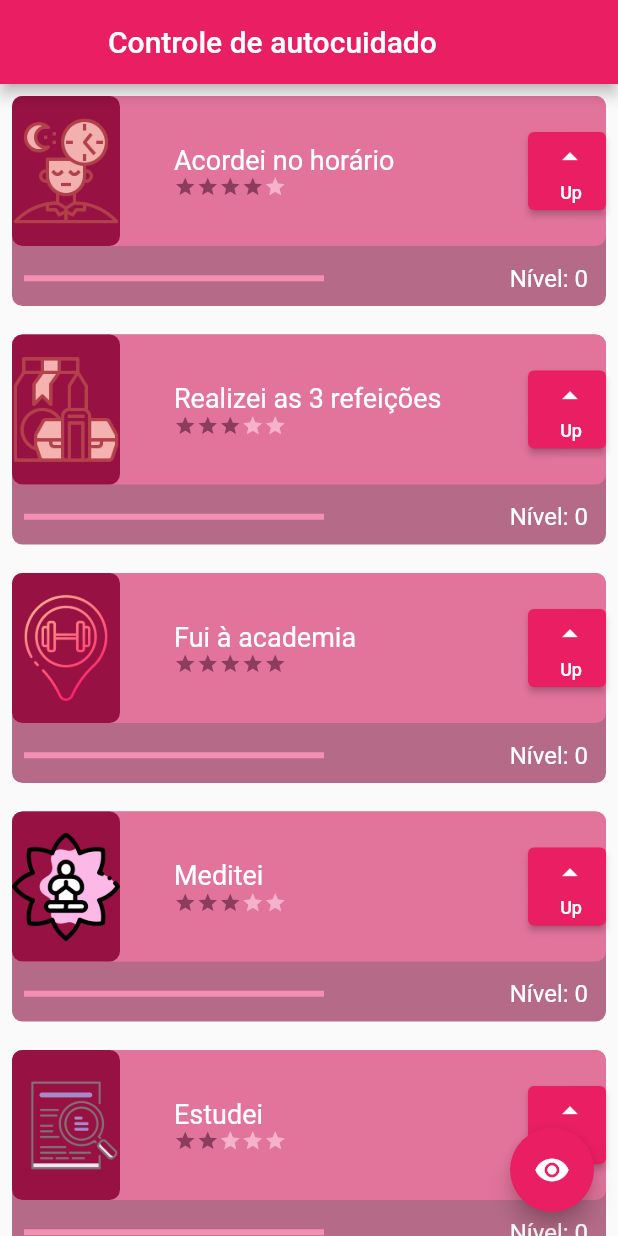
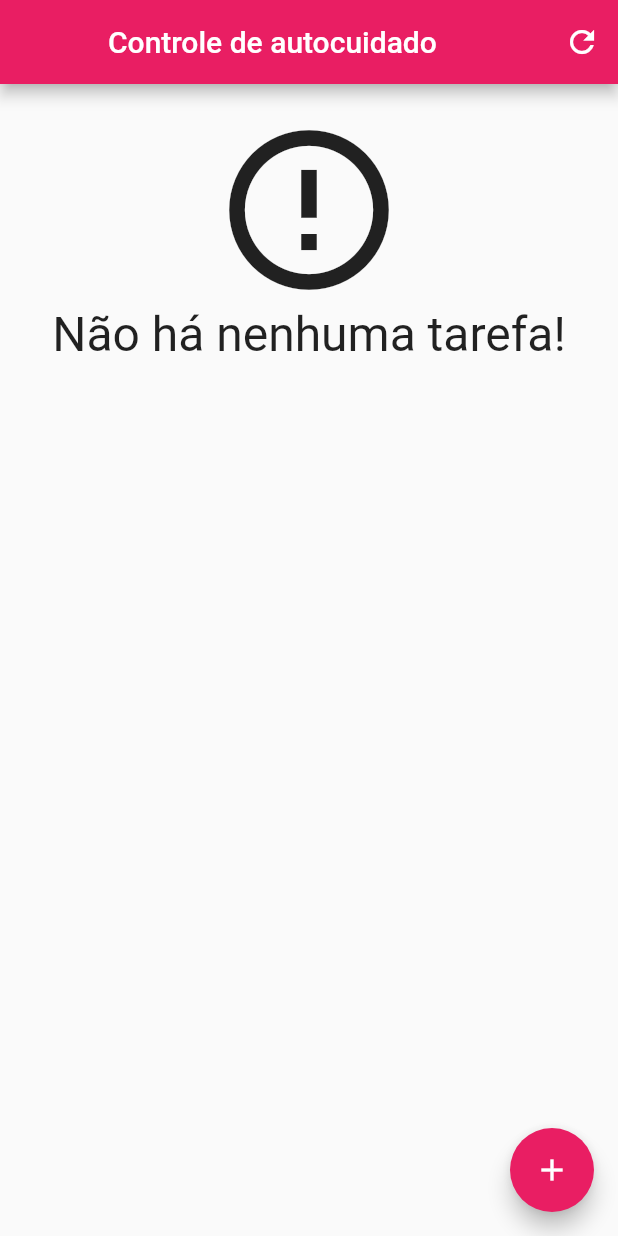
Before and after one commit to nemesislima/flutter_learning, a Flutter app: the screen it shows after launch, on a phone screen of 412 x 824 dp. Run offline on Flutter 3.47's test engine with Material 2 defaults, Android fonts, the phone set to English and light mode, and no system bars; our stand-ins replace sqflite; accounts and stored records are empty.

Commit message:
Aplicação de DataBase

```diff
--- /dev/null
+++ b/lib/data/task_dao.dart
@@ -0,0 +1,80 @@
+
+import 'package:flutter_learning/components/task.dart';
+import 'package:flutter_learning/data/database.dart';
+import 'package:sqflite/sqflite.dart';
+
+ class TaskDao {
+
+  static const String tableSql = 'CREATE TABLE $_tablename ('
+      '$_name TEXT, '
+      '$_difficulty INTEGER, '
+      '$_image TEXT)';
+
+  static const String _tablename = 'taskTable';
+  static const String _name = 'name';
+  static const String _difficulty = 'difficulty';
+  static const String _image = 'image';
+
+  save (Task tarefa) async {
+    print('Inciando o save: ');
+    final Database bancoDeDados = await getDatabase();
+    var itemExists = await find(tarefa.nome);
+    Map <String, dynamic> taskMap = toMap(tarefa);
+    if (itemExists.isEmpty) {
+      print('a tarefa não existia.');
+      return await bancoDeDados.insert(_tablename, taskMap);
+    } else {
+      print('a tarefa já existia');
+      return await bancoDeDados.update(_tablename, taskMap, where: '$_name = ?', whereArgs: [tarefa.nome]);
+    }
+  }
+
+  Map <String, dynamic> toMap (Task tarefa) {
+    print('Convertendo Tarefa em Map: ');
+    final Map <String, dynamic> mapaDeTarefas = Map ();
+    mapaDeTarefas[_name] = tarefa.nome;
+    mapaDeTarefas[_difficulty] = tarefa.dificuldade;
+    mapaDeTarefas[_image] = tarefa.imagem;
+    print('Mapa de Tarefas: $mapaDeTarefas');
+    return mapaDeTarefas;
+}
+
+  Future<List<Task>> findAll () async {
+    print('Acessando o findAll: ');
+    final Database bancoDeDados = await getDatabase();
+    final List<Map<String, dynamic>> result = await bancoDeDados.query(_tablename);
+    print('Procurando dados no DB... encontrado: $result');
+    return toList(result);
+  }
+
+  List<Task> toList (
+      List <Map<String, dynamic>> mapaDeTarefas ) {
+    print('Convertendo to List:');
+    final List <Task> tarefas= [];
+    for (Map<String, dynamic> linha in mapaDeTarefas) {
+      final Task tarefa = Task (linha [_name], linha[_image],linha[_difficulty]);
+      tarefas.add(tarefa);
+    }
+    print('Lista de Tarefas $tarefas');
+    return tarefas;
+  }
+
+  Future<List<Task>> find (String nomeDaTarefa) async {
+    print('Acessando find: ');
+    final Database bancoDeDados = await getDatabase();
+    final List<Map<String, dynamic>> result = await bancoDeDados.query(
+        _tablename,
+        where: '$_name = ?',
+        whereArgs: [nomeDaTarefa],
+    );
+    print('Tarefa encontrada: ${toList(result)}');
+    return toList(result);
+  }
+
+  delete (String nomeDaTarefa) async {
+    print('Deletando tarefa: $nomeDaTarefa');
+    final Database bancoDeDados = await getDatabase();
+    return bancoDeDados.delete(_tablename, where: '$_name = ?', whereArgs: [nomeDaTarefa],);
+  }
+
+}
--- /dev/null
+++ b/lib/data/task_inherited.dart
@@ -0,0 +1,48 @@
+import 'package:flutter/material.dart';
+import 'package:flutter_learning/components/task.dart';
+
+class TaskInherited extends InheritedWidget {
+  TaskInherited({
+    Key? key,
+    required Widget child,
+  }) : super(key: key, child: child);
+
+  final List<Task> taskList = [
+    Task("Acordei no horário",
+        'assets/images/sono.png', 4),
+    Task("Realizei as 3 refeições",
+        'assets/images/comida.png', 3),
+    Task("Fui à academia",
+        'assets/images/academia.png', 5),
+    Task("Meditei",
+        'assets/images/meditar.png', 3),
+    Task("Estudei",
+        'assets/images/estudos.png', 2),
+    Task(
+        "Economizei",
+        'assets/images/economia.png',
+        4),
+    Task("Trabalhei",
+        'assets/images/trabalho.png', 2),
+    Task("Fui à terapia",
+        'assets/images/terapia.png', 2),
+  ];
+
+  void newTask (String name, String photo, int difficulty) {
+    taskList.add(
+      Task(name, photo, difficulty),
+    );
+  }
+
+  static TaskInherited of(BuildContext context) {
+    final TaskInherited? result =
+        context.dependOnInheritedWidgetOfExactType<TaskInherited>();
+    assert(result != null, 'No TaskInherited found in context');
+    return result!;
+  }
+
+  @override
+  bool updateShouldNotify(TaskInherited oldWidget) {
+    return oldWidget.taskList.length != taskList.length;
+  }
+}
--- a/lib/main.dart
+++ b/lib/main.dart
@@ -1,4 +1,6 @@
 import 'package:flutter/material.dart';
+import 'package:flutter_learning/data/task_inherited.dart';
+import 'package:flutter_learning/screens/form_screen.dart';
 import 'package:flutter_learning/screens/initial_screen.dart';
 
 void main() {
@@ -15,7 +17,9 @@ class MyApp extends StatelessWidget {
       theme: ThemeData(
         primarySwatch: Colors.pink,
       ),
-      home: InitialScreen(),
+      home: TaskInherited(
+          child: const InitialScreen(),
+      ),
 
     );
   }
--- a/lib/screens/initial_screen.dart
+++ b/lib/screens/initial_screen.dart
@@ -1,5 +1,8 @@
 import 'package:flutter/material.dart';
 import 'package:flutter_learning/components/task.dart';
+import 'package:flutter_learning/data/task_dao.dart';
+import 'package:flutter_learning/data/task_inherited.dart';
+import 'package:flutter_learning/screens/form_screen.dart';
 
 class InitialScreen extends StatefulWidget {
   const InitialScreen({super.key});
@@ -11,7 +14,7 @@ class InitialScreen extends StatefulWidget {
 }
 
 class _InitialScreenState extends State<InitialScreen> {
-  bool opacidade = true;
+  //bool opacidade = true;
   @override
   Widget build (BuildContext context) {
     return Scaffold(
@@ -19,45 +22,116 @@ class _InitialScreenState extends State<InitialScreen> {
         leading: Container(
           color: Colors.pink,
         ),
+        actions: [
+          IconButton (
+              onPressed: () {
+                setState( () {} );
+              } ,
+              icon: Icon (Icons.refresh),
+          ),
+        ],
         title: const Text('Controle de autocuidado'),
       ),
-      body: AnimatedOpacity(
-        opacity: opacidade ? 1 : 0,
-        duration: const Duration(milliseconds: 800),
-        child: ListView(
-          //mainAxisAlignment: MainAxisAlignment.spaceBetween,
-          //scrollDirection: Axis.vertical,
-          children: const [
-            Task("Acordei no horário",
-                'assets/images/sono.png', 4),
-            Task("Realizei as 3 refeições",
-                'assets/images/comida.png', 3),
-            Task("Fui à academia",
-                'assets/images/academia.png', 5),
-            Task("Meditei",
-                'assets/images/meditar.png', 3),
-            Task("Estudei",
-                'assets/images/estudos.png', 2),
-            Task(
-                "Economizei",
-                'assets/images/economia.png',
-                4),
-            Task("Trabalhei",
-                'assets/images/trabalho.png', 2),
-            Task("Fui à terapia",
-                'assets/images/terapia.png', 2),
+      body: Padding (
+        padding: const EdgeInsets.only(top: 20, bottom: 70),
+        child: FutureBuilder<List<Task>>(future: TaskDao().findAll() , builder: (context, snapshot) {
+          List<Task>? items = snapshot.data;
+          switch (snapshot.connectionState) {
+
+            case ConnectionState.none:
+
+              return Center (
+                child: Column (
+                  children: [
+                    CircularProgressIndicator(),
+                    Text ('Carregando..'),
                   ],
                 ),
+              );
+
+              break;
+
+            case ConnectionState.waiting:
+
+              return Center (
+                child: Column (
+                  children: [
+                    CircularProgressIndicator(),
+                    Text ('Carregando..'),
+                  ],
+                ),
+              );
+
+
+              break;
+
+            case ConnectionState.active:
+
+              return Center (
+                child: Column (
+                  children: [
+                    CircularProgressIndicator(),
+                    Text ('Carregando..'),
+                  ],
+                ),
+              );
+
+
+              break;
+
+            case ConnectionState.done:
+              if (snapshot.hasData && items != null) {
+                if (items.isNotEmpty) {
+                  return ListView.builder(
+                    itemCount: items.length,
+                    itemBuilder: (BuildContext context, int index) {
+                      final Task tarefa = items [index];
+                      return tarefa;
+                    },
+                  );
+                }
+                return Center (
+                  child: Column (
+                    children: [
+                      Icon (
+                        Icons.error_outline,
+                        size: 128,
+                      ),
+                      Text (
+                        'Não há nenhuma tarefa!',
+                        style: TextStyle (
+                          fontSize: 32,
+                        ),
+                      ),
+                    ],
+                  ),
+                );
+              }
+
+              return Text ('Erro ao carregar tarefas');
+
+              break;
+          }
+
+          return Text ('Erro desconhecido!');
+
+        }),
       ),
       floatingActionButton: FloatingActionButton(
           onPressed: () {
-          setState(() {
-            opacidade = !opacidade;
-          });
+          //setState(() {
+            //opacidade = !opacidade;
+          //});
+            Navigator.push (
+                context, MaterialPageRoute (
+                  builder: (contextNew) => FormScreen(taskContext: context),
+                ),
+            ).then((value) => setState ( () {} ) );
           },
           backgroundColor: Colors.pink,
           child: const Icon(
-          Icons.remove_red_eye,
+            Icons.add,
+          //Icons.remove_red_eye,
           ),
         ),
     );
--- a/pubspec.yaml
+++ b/pubspec.yaml
@@ -35,6 +35,7 @@ dependencies:
   # The following adds the Cupertino Icons font to your application.
   # Use with the CupertinoIcons class for iOS style icons.
   cupertino_icons: ^1.0.2
+  sqflite: ^2.0.3+1
 
 dev_dependencies:
   flutter_test:
```
Also changed, not shown: lib/components/task.dart (+27 -7 lines), lib/data/database.dart (added, +18 -0 lines), lib/screens/form_screen.dart (+177 -0 lines), assets/images/upload.png (added), pubspec.lock. Lines whose indentation alone changed are shown as unchanged.
